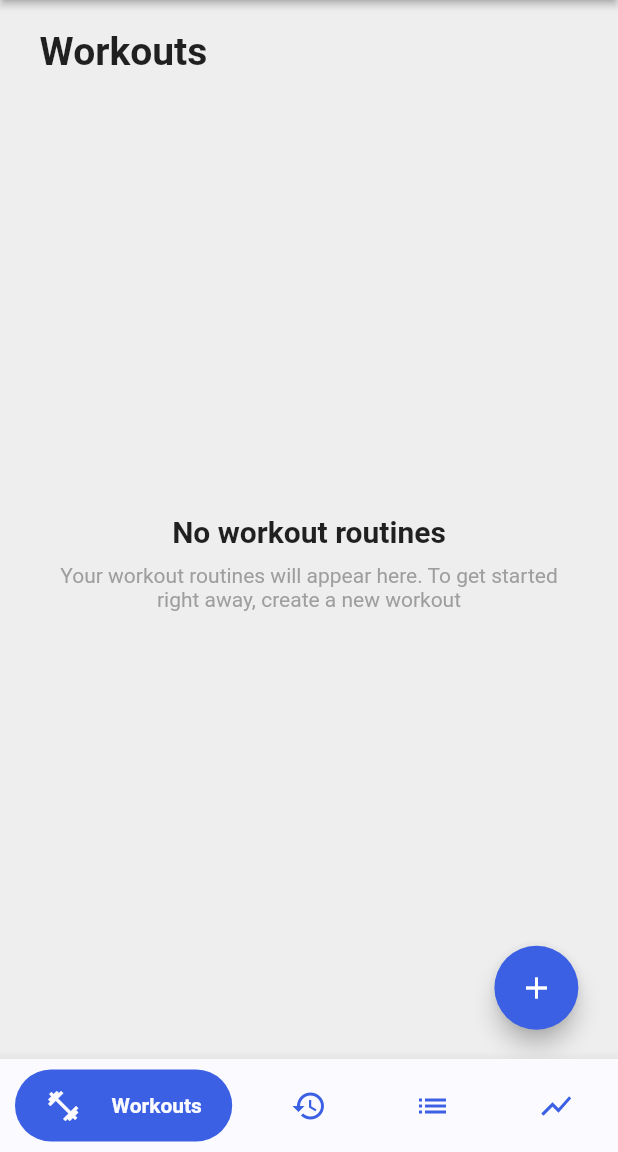
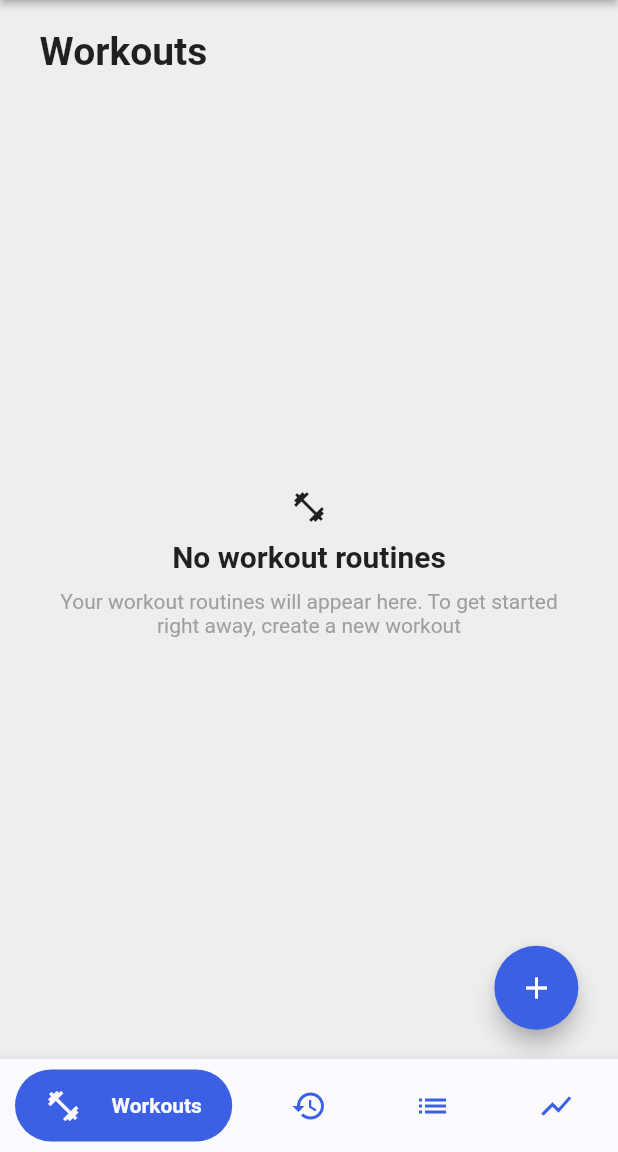
Before and after one commit to davidivad96/mygymbro, a Flutter app: the screen it shows after launch, on a phone screen of 412 x 824 dp, the part 84-1236 px from its top. Run offline on Flutter 3.47's test engine with Material 2 defaults, Android fonts, the phone set to English and light mode, and no system bars; drawn by our look-alikes of bubble_bottom_bar; our stand-ins replace get, stop_watch_timer; missing offline and left inert: flutter_picker; Roboto replaces fonts that are missing (Poppins).

Commit message:
Add icon when no workout routines message

```diff
--- a/lib/screens/workouts_screen.dart
+++ b/lib/screens/workouts_screen.dart
@@ -129,6 +129,12 @@ class _WorkoutsScreenState extends State<WorkoutsScreen> {
                         child: Column(
                           mainAxisAlignment: MainAxisAlignment.center,
                           children: [
+                            const Icon(
+                              Icons.fitness_center,
+                            ),
+                            const SizedBox(
+                              height: 10.0,
+                            ),
                             const BigText(
                               text: WorkoutsConstants.noWorkoutRoutinesTitle,
                             ),
```
